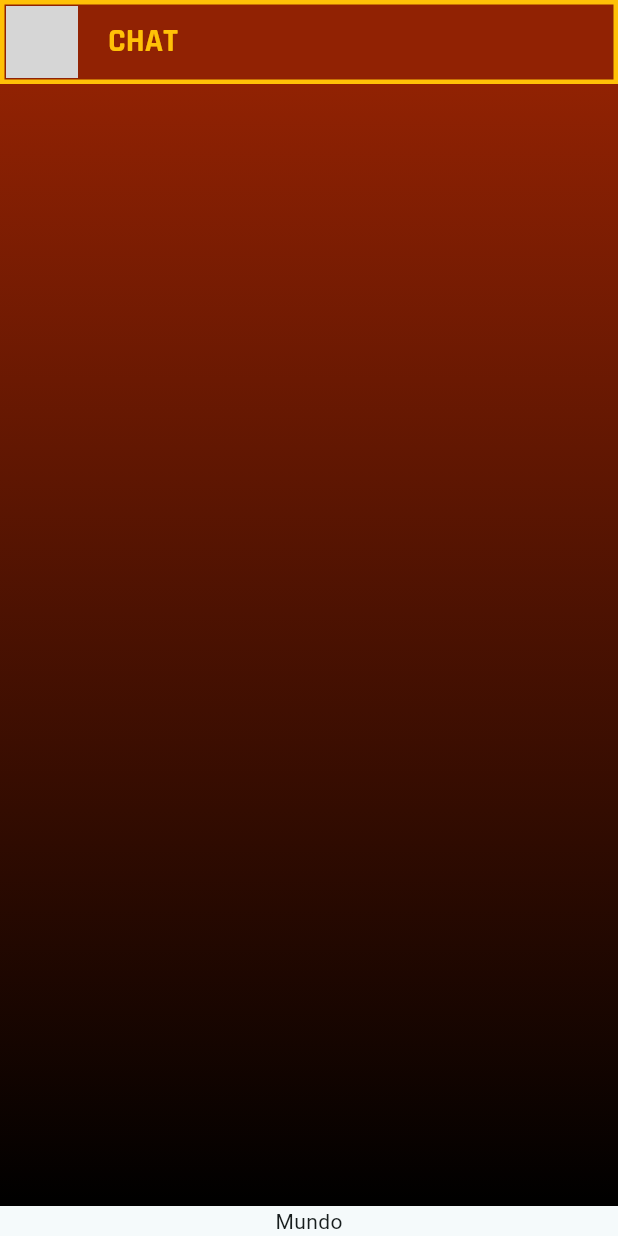
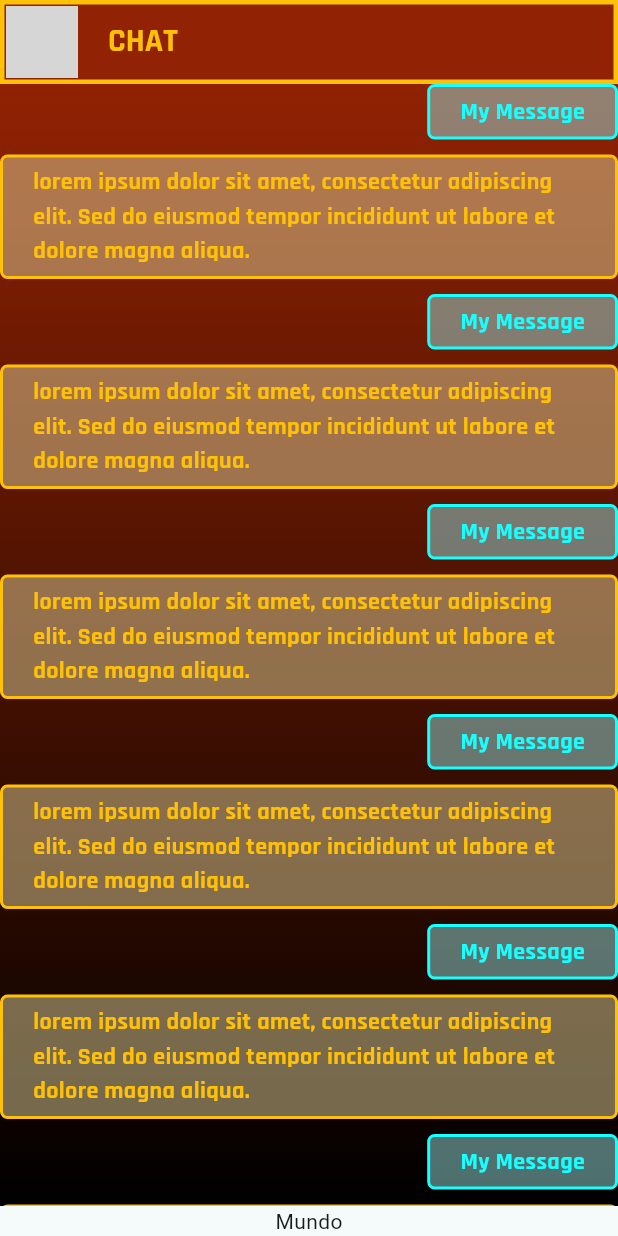
Before and after one commit to Eliasnew52/DevTalles-Flutter, a Flutter app: the screen it shows after launch, on a phone screen of 412 x 824 dp. Run offline on Flutter 3.47's test engine with Material 3 defaults, Android fonts, the phone set to English and light mode, and no system bars; our stand-ins replace google_fonts; network calls fail; grey boxes are pictures that could not be loaded.

Commit message:
Little Fix on Dirs, Added Messages Widgets :rocket:

```diff
--- a/YesNoApp/yesnoapp/lib/main.dart
+++ b/YesNoApp/yesnoapp/lib/main.dart
@@ -1,6 +1,7 @@
 import 'package:flutter/material.dart';
+
 import 'package:yesnoapp/config/theme/app_theme.dart';
-import 'package:yesnoapp/presentation/chat/chat_screen.dart';
+import 'package:yesnoapp/presentation/screens/chat/chat_screen.dart';
 
 void main() {
   runApp(const MyApp());
--- a/YesNoApp/yesnoapp/lib/presentation/chat/chat_screen.dart
+++ /dev/null
@@ -1,76 +0,0 @@
-import 'package:flutter/material.dart';
-import 'package:google_fonts/google_fonts.dart';
-
-class ChatScreen  extends StatelessWidget{
-  const ChatScreen({super.key});
-
-  @override
-  Widget build(BuildContext context) {
-    return Scaffold(
-      appBar: _ChatAppBar(),
-      body: _ChatView(),
-    );
-
-  }
-}
-
-// ChatBar is the AppBar Widget for the chat screen
-// It contains a leading CircleAvatar and a title "Chat"
-// The CircleAvatar has a fixed image URL
-class _ChatAppBar extends StatelessWidget implements PreferredSizeWidget {
-  const _ChatAppBar();
-
-  @override
-  Size get preferredSize => const Size.fromHeight(kToolbarHeight);
-
-  @override
-  Widget build(BuildContext context) {
-    return SafeArea(
-      child: AppBar(
-        flexibleSpace: Container(
-          decoration:  BoxDecoration(
-            border: Border.all(color: Colors.amber, width: 3),
-            color: Color.fromARGB(255, 145, 34, 3),
-          ),
-        ),
-        leading: const Padding(
-          padding: EdgeInsets.all(4.0),
-          child: CircleAvatar(backgroundImage: NetworkImage('https://www.hleatherjackets.com/wp-content/uploads/2019/07/46646446646.jpg'),),
-        ),
-        title: Text('CHAT',style: GoogleFonts.rajdhani(fontWeight: FontWeight.bold,color: Colors.amber,),),
-        centerTitle: false,
-      ),
-    );
-  }
-}
-//ChatView is the main content of the chat screen
-//It Returns the container widget for the chat view
-class _ChatView extends StatelessWidget {
-
-
-
-  @override
-  Widget build(BuildContext context) {
-    return SafeArea(
-      child: Column(
-        children: [
-          Expanded(
-            child: Container(
-              decoration: const BoxDecoration(
-                gradient: LinearGradient(
-                  colors: [
-                     Color.fromARGB(255, 145, 34, 3),
-                    Color.fromARGB(255, 0, 0, 0),
-                  ],
-                  begin: Alignment.topCenter,
-                  end: Alignment.bottomCenter,
-                ),
-              ),
-            ),
-          ),
-          Text('Mundo')
-        ],
-      ),
-    );
-  }
-}
--- /dev/null
+++ b/YesNoApp/yesnoapp/lib/presentation/screens/chat/chat_screen.dart
@@ -0,0 +1,96 @@
+import 'package:flutter/material.dart';
+import 'package:google_fonts/google_fonts.dart';
+import 'package:yesnoapp/presentation/widgets/chat/my_message.dart';
+import 'package:yesnoapp/presentation/widgets/chat/your_message.dart';
+
+class ChatScreen extends StatelessWidget {
+  const ChatScreen({super.key});
+
+  @override
+  Widget build(BuildContext context) {
+    return Scaffold(appBar: _ChatAppBar(), body: _ChatView());
+  }
+}
+
+// ChatBar is the AppBar Widget for the chat screen
+// It contains a leading CircleAvatar and a title "Chat"
+// The CircleAvatar has a fixed image URL
+class _ChatAppBar extends StatelessWidget implements PreferredSizeWidget {
+  const _ChatAppBar();
+
+  @override
+  Size get preferredSize => const Size.fromHeight(kToolbarHeight);
+
+  @override
+  Widget build(BuildContext context) {
+    return SafeArea(
+      child: AppBar(
+        flexibleSpace: Container(
+          decoration: BoxDecoration(
+            border: Border.all(color: Colors.amber, width: 3),
+            color: Color.fromARGB(255, 145, 34, 3),
+          ),
+        ),
+        leading: const Padding(
+          padding: EdgeInsets.all(4.0),
+          child: CircleAvatar(
+            backgroundImage: NetworkImage(
+              'https://www.hleatherjackets.com/wp-content/uploads/2019/07/46646446646.jpg',
+            ),
+          ),
+        ),
+        title: Text(
+          'CHAT',
+          style: GoogleFonts.rajdhani(
+            fontWeight: FontWeight.bold,
+            color: Colors.amber,
+          ),
+        ),
+        centerTitle: false,
+      ),
+    );
+  }
+}
+
+//ChatView is the main content of the chat screen
+//It Returns the container widget for the chat view
+class _ChatView extends StatelessWidget {
+  @override
+  Widget build(BuildContext context) {
+    return Padding(
+      padding: const EdgeInsets.symmetric(horizontal: 0),
+      child: SafeArea(
+        child: Column(
+          children: [
+            Expanded(
+              child: Container(
+                decoration: const BoxDecoration(
+                  gradient: LinearGradient(
+                    colors: [
+                      Color.fromARGB(255, 145, 34, 3),
+                      Color.fromARGB(255, 0, 0, 0),
+                    ],
+                    begin: Alignment.topCenter,
+                    end: Alignment.bottomCenter,
+                  ),
+                ),
+                //List Builder is a widget that builds a list of items that you specify on its parameters
+                //The itemBuilder is a function that returns a widget for each item in the list
+                child: ListView.builder(
+                  itemCount: 100,
+                  itemBuilder: (context, index) {
+                    //return const YourMessage();
+                    return (index % 2 == 0)
+                        ? const MyMessage()
+                        : const YourMessage();
+                  },
+                ),
+              ),
+            ),
+            Text('Mundo'),
+          ],
+        ),
+      ),
+    );
+  }
+}
--- /dev/null
+++ b/YesNoApp/yesnoapp/lib/presentation/widgets/chat/my_message.dart
@@ -0,0 +1,35 @@
+import 'package:flutter/material.dart';
+import 'package:google_fonts/google_fonts.dart';
+
+class MyMessage extends StatelessWidget {
+  const MyMessage({super.key});
+
+  @override
+  Widget build(BuildContext context) {
+    return Column(
+      crossAxisAlignment: CrossAxisAlignment
+          .end, //CrossAxisAlignment to align messages to the right
+      children: [
+        Container(
+          decoration: BoxDecoration(
+            color: const Color.fromARGB(130, 149, 219, 218),
+            border: Border.all(color: Colors.cyanAccent, width: 2),
+            borderRadius: BorderRadius.circular(5), // Rounded corners
+          ),
+          child: Padding(
+            padding: const EdgeInsets.symmetric(horizontal: 20, vertical: 5),
+            child: Text(
+              'My Message',
+              style: GoogleFonts.rajdhani(
+                color: Colors.cyanAccent,
+                fontWeight: FontWeight.bold,
+                fontSize: 16,
+              ),
+            ),
+          ),
+        ),
+        const SizedBox(height: 10), // Spacing between messages
+      ],
+    );
+  }
+}
--- /dev/null
+++ b/YesNoApp/yesnoapp/lib/presentation/widgets/chat/your_message.dart
@@ -0,0 +1,36 @@
+import 'package:flutter/material.dart';
+import 'package:google_fonts/google_fonts.dart';
+
+class YourMessage extends StatelessWidget {
+  const YourMessage({super.key});
+
+  @override
+  Widget build(BuildContext context) {
+    return Column(
+      crossAxisAlignment: CrossAxisAlignment
+          .start, //CrossAxisAlignment to align messages to the right
+      children: [
+        Container(
+          decoration: BoxDecoration(
+            color: const Color.fromARGB(130, 219, 204, 149),
+            border: Border.all(color: Colors.amber, width: 2),
+            borderRadius: BorderRadius.circular(5),
+          ),
+          child: Padding(
+            padding: const EdgeInsets.symmetric(horizontal: 20, vertical: 5),
+            child: Text(
+              'lorem ipsum dolor sit amet, consectetur adipiscing elit. Sed do eiusmod tempor incididunt ut labore et dolore magna aliqua.',
+              style: GoogleFonts.rajdhani(
+                color: Colors.amber,
+                fontWeight: FontWeight.bold,
+                fontSize: 16,
+              ),
+            ),
+          ),
+        ),
+        const SizedBox(height: 10), // Spacing between messages
+        //Todo: Images
+      ],
+    );
+  }
+}
```
